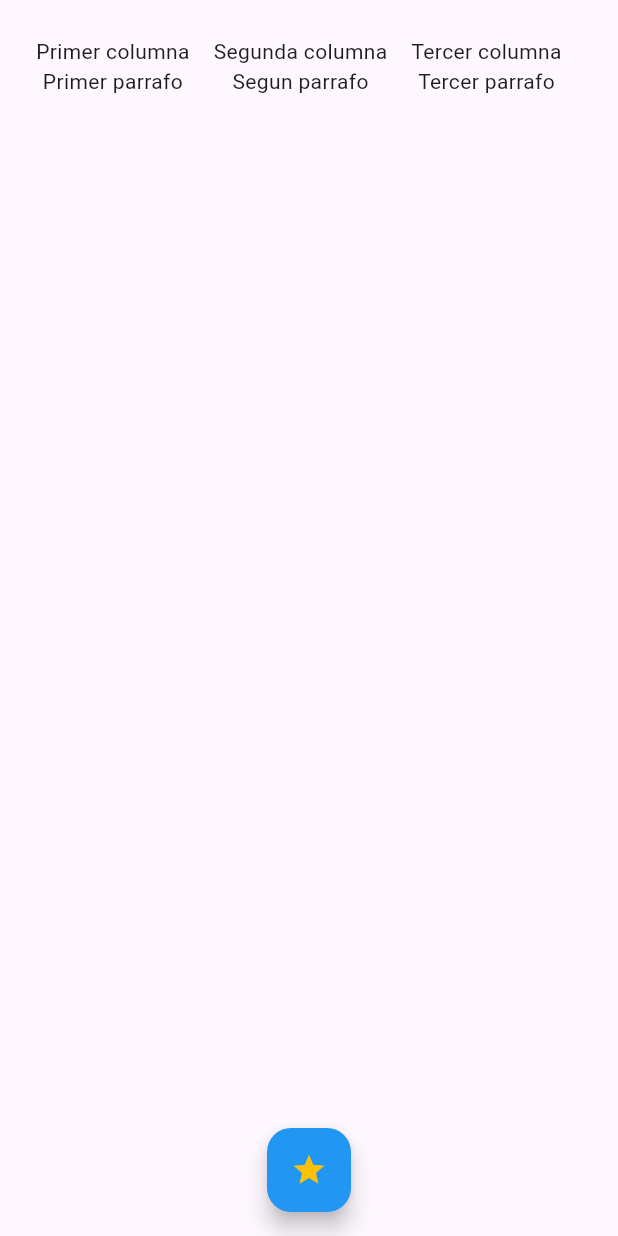
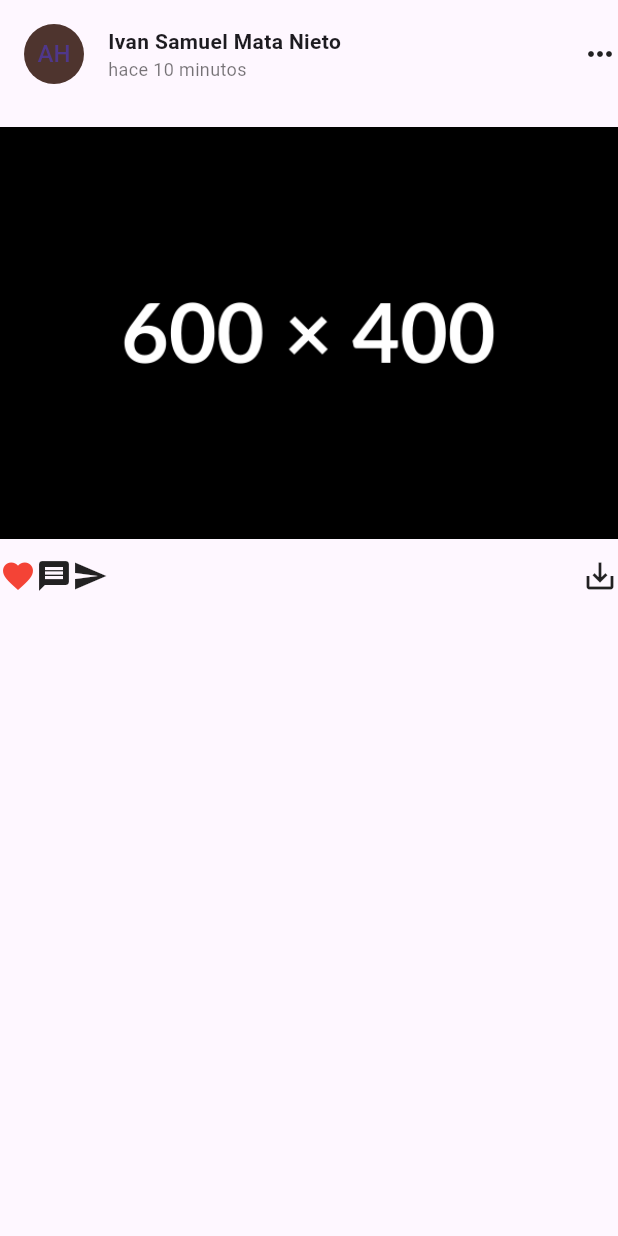
Before and after one commit to Mrls09/learning_c, a Flutter app: the screen it shows after launch, on a phone screen of 412 x 824 dp. Run offline on Flutter 3.47's test engine with Material 3 defaults, Android fonts, the phone set to English and light mode, and no system bars.

Commit message:
[Update]

```diff
--- a/lib/main.dart
+++ b/lib/main.dart
@@ -1,5 +1,7 @@
 import 'package:flutter/material.dart';
+import 'package:learning_c/modules/auth/login.dart';
 import 'package:learning_c/navigation/home.dart';
+import 'package:learning_c/navigation/navigation.dart';
 import 'package:learning_c/navigation/profile.dart';
 import 'package:learning_c/navigation/reservation.dart';
 import 'package:learning_c/navigation/top.dart';
@@ -19,6 +21,8 @@ class MainApp extends StatelessWidget {
       initialRoute: '/',
       routes: {
         '/': (context) => const SplashScreen(),
+        '/login': (context) => const Login(),
+        '/menu': (context) => const Navigation(),
         '/home': (context) => const Home(),
         '/profile': (context) => const Profile(),
         '/reservation': (context) => const Reservation(),
--- /dev/null
+++ b/lib/modules/auth/login.dart
@@ -0,0 +1,64 @@
+import 'package:flutter/material.dart';
+
+class Login extends StatelessWidget {
+  const Login({super.key});
+
+  @override
+  Widget build(BuildContext context) {
+    return Scaffold(
+      body: Column(
+        children: [
+          Row(
+            children: [
+              Padding(
+                padding: const EdgeInsets.all(16.0),
+                child: CircleAvatar(
+                  backgroundColor: Colors.brown.shade800,
+                  child: const Text('AH'),
+                ),
+              ),
+              const Column(
+                crossAxisAlignment: CrossAxisAlignment.start,
+                children: [
+                  Text(
+                    'Ivan Samuel Mata Nieto',
+                    style:
+                        TextStyle(fontWeight: FontWeight.bold, fontSize: 14.0),
+                  ),
+                  Text(
+                    textAlign: TextAlign.start,
+                    'hace 10 minutos',
+                    style: TextStyle(color: Colors.black54, fontSize: 12.0),
+                  )
+                ],
+              ),
+              const Expanded(
+                  child: Align(
+                      alignment: Alignment.topRight,
+                      child: Icon(Icons.more_horiz)))
+            ],
+          ),
+          Image.asset(
+            'assets/placehold.png',
+            width: double.infinity,
+            height: 300,
+          ),
+          const Row(
+            children: [
+              Icon(
+                Icons.favorite,
+                color: Colors.red,
+              ),
+              Icon(Icons.message),
+              Icon(Icons.send),
+              Expanded(
+                  child: Align(
+                      alignment: Alignment.topRight,
+                      child: Icon(Icons.save_alt))),
+            ],
+          )
+        ],
+      ),
+    );
+  }
+}
--- a/lib/widgets/splash_screen.dart
+++ b/lib/widgets/splash_screen.dart
@@ -12,7 +12,7 @@ class _SplashScreenState extends State<SplashScreen> {
   void initState() {
     super.initState();
     Future.delayed(const Duration(seconds: 3), () {
-      Navigator.pushReplacementNamed(context, '/home');
+      Navigator.pushReplacementNamed(context, '/login');
     });
   }
 
```
Also changed, not shown: lib/modules/auth/login copy.dart (added, +34 -0 lines), lib/navigation/navigation.dart (added, +62 -0 lines), assets/placehold.png (added), assets/portada.jpg (added).
